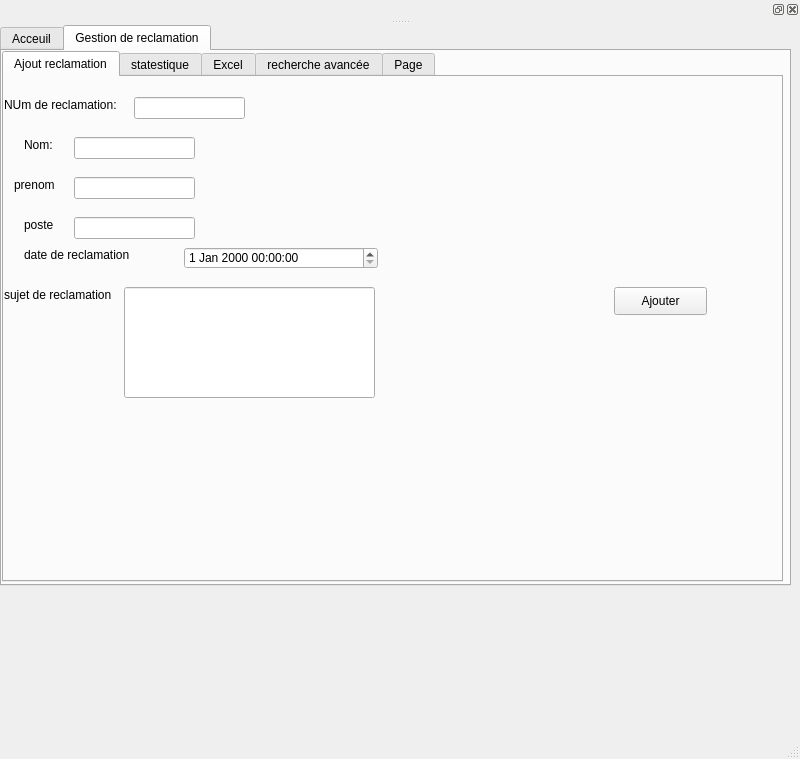
Old version of the form mainwindow.ui in the repository nourheneee/Smart_Recruting_Help_Centre_2A20.
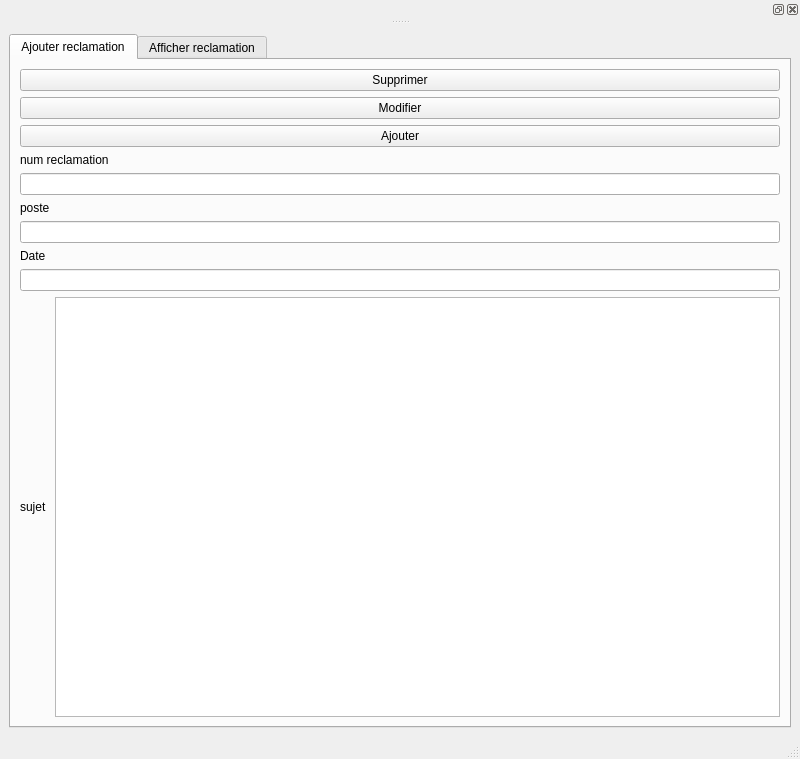
New version of the form. Icons and pictures are not drawn.

What changed in the file:
```diff
--- a/mainwindow.ui
+++ b/mainwindow.ui
@@ -14,302 +14,91 @@
    <string>MainWindow</string>
   </property>
   <widget class="QWidget" name="centralwidget">
-   <widget class="QTabWidget" name="tabWidget">
-    <property name="geometry">
-     <rect>
-      <x>0</x>
-      <y>0</y>
-      <width>791</width>
-      <height>561</height>
-     </rect>
-    </property>
-    <property name="currentIndex">
-     <number>1</number>
-    </property>
-    <widget class="QWidget" name="tab">
-     <attribute name="title">
-      <string>Acceuil</string>
-     </attribute>
-     <widget class="QLineEdit" name="lineEdit">
-      <property name="geometry">
-       <rect>
-        <x>550</x>
-        <y>220</y>
-        <width>113</width>
-        <height>22</height>
-       </rect>
-      </property>
-     </widget>
-     <widget class="QLineEdit" name="lineEdit_2">
-      <property name="geometry">
-       <rect>
-        <x>550</x>
-        <y>280</y>
-        <width>113</width>
-        <height>22</height>
-       </rect>
-      </property>
-     </widget>
-     <widget class="QLabel" name="label">
-      <property name="geometry">
-       <rect>
-        <x>410</x>
-        <y>220</y>
-        <width>71</width>
-        <height>16</height>
-       </rect>
-      </property>
-      <property name="text">
-       <string>Identifiant</string>
-      </property>
-     </widget>
-     <widget class="QLabel" name="label_2">
-      <property name="geometry">
-       <rect>
-        <x>410</x>
-        <y>290</y>
-        <width>91</width>
-        <height>16</height>
-       </rect>
-      </property>
-      <property name="text">
-       <string>Mot de passe</string>
-      </property>
-     </widget>
-     <widget class="QCommandLinkButton" name="commandLinkButton">
-      <property name="geometry">
-       <rect>
-        <x>460</x>
-        <y>350</y>
-        <width>187</width>
-        <height>41</height>
-       </rect>
-      </property>
-      <property name="text">
-       <string>Se connecter</string>
-      </property>
-     </widget>
-     <widget class="QLabel" name="label_3">
-      <property name="geometry">
-       <rect>
-        <x>470</x>
-        <y>420</y>
-        <width>141</width>
-        <height>16</height>
-       </rect>
-      </property>
-      <property name="text">
-       <string>Mot de passe oublié ?</string>
-      </property>
-     </widget>
-     <widget class="QLabel" name="label_4">
-      <property name="geometry">
-       <rect>
-        <x>470</x>
-        <y>40</y>
-        <width>56</width>
-        <height>16</height>
-       </rect>
-      </property>
-      <property name="text">
-       <string/>
-      </property>
-      <property name="pixmap">
-       <pixmap>../../Downloads/500_F_136059986_AxO3eLvDIZeDjc2UK77ci7WsZ22sap6b-removebg-preview.png</pixmap>
-      </property>
-     </widget>
-     <widget class="QLabel" name="label_5">
-      <property name="geometry">
-       <rect>
-        <x>250</x>
-        <y>-30</y>
-        <width>521</width>
-        <height>191</height>
-       </rect>
-      </property>
-      <property name="text">
-       <string/>
-      </property>
-      <property name="pixmap">
-       <pixmap>../../Downloads/500_F_136059986_AxO3eLvDIZeDjc2UK77ci7WsZ22sap6b-removebg-preview.png</pixmap>
-      </property>
-     </widget>
-    </widget>
-    <widget class="QWidget" name="tab_2">
-     <attribute name="title">
-      <string>Gestion de reclamation</string>
-     </attribute>
-     <widget class="QTabWidget" name="tabWidget_2">
-      <property name="geometry">
-       <rect>
-        <x>0</x>
-        <y>0</y>
-        <width>781</width>
-        <height>531</height>
-       </rect>
-      </property>
+   <layout class="QHBoxLayout" name="horizontalLayout">
+    <item>
+     <widget class="QTabWidget" name="tabWidget">
       <property name="currentIndex">
        <number>0</number>
       </property>
-      <widget class="QWidget" name="tab_3">
+      <widget class="QWidget" name="tab">
        <attribute name="title">
-        <string>Ajout reclamation</string>
+        <string>Ajouter reclamation</string>
        </attribute>
-       <widget class="QLabel" name="label_6">
-        <property name="geometry">
-         <rect>
-          <x>0</x>
-          <y>20</y>
-          <width>121</width>
-          <height>16</height>
-         </rect>
-        </property>
-        <property name="text">
-         <string>NUm de reclamation:</string>
-        </property>
-       </widget>
-       <widget class="QLineEdit" name="lineEdit_3">
-        <property name="geometry">
-         <rect>
-          <x>130</x>
-          <y>20</y>
-          <width>111</width>
-          <height>22</height>
-         </rect>
-        </property>
-       </widget>
-       <widget class="QLabel" name="label_7">
-        <property name="geometry">
-         <rect>
-          <x>20</x>
-          <y>60</y>
-          <width>56</width>
-          <height>16</height>
-         </rect>
-        </property>
-        <property name="text">
-         <string>Nom:</string>
-        </property>
-       </widget>
-       <widget class="QLineEdit" name="lineEdit_4">
-        <property name="geometry">
-         <rect>
-          <x>70</x>
-          <y>60</y>
-          <width>121</width>
-          <height>22</height>
-         </rect>
-        </property>
-       </widget>
-       <widget class="QLabel" name="label_8">
-        <property name="geometry">
-         <rect>
-          <x>10</x>
-          <y>100</y>
-          <width>56</width>
-          <height>16</height>
-         </rect>
-        </property>
-        <property name="text">
-         <string>prenom</string>
-        </property>
-       </widget>
-       <widget class="QLabel" name="label_10">
-        <property name="geometry">
-         <rect>
-          <x>20</x>
-          <y>140</y>
-          <width>56</width>
-          <height>16</height>
-         </rect>
-        </property>
-        <property name="text">
-         <string>poste</string>
-        </property>
-       </widget>
-       <widget class="QLineEdit" name="lineEdit_5">
-        <property name="geometry">
-         <rect>
-          <x>70</x>
-          <y>100</y>
-          <width>121</width>
-          <height>22</height>
-         </rect>
-        </property>
-       </widget>
-       <widget class="QLineEdit" name="lineEdit_6">
-        <property name="geometry">
-         <rect>
-          <x>70</x>
-          <y>140</y>
-          <width>121</width>
-          <height>22</height>
-         </rect>
-        </property>
-       </widget>
-       <widget class="QLabel" name="label_9">
-        <property name="geometry">
-         <rect>
-          <x>0</x>
-          <y>210</y>
-          <width>131</width>
-          <height>16</height>
-         </rect>
-        </property>
-        <property name="text">
-         <string>sujet de reclamation</string>
-        </property>
-       </widget>
-       <widget class="QLineEdit" name="lineEdit_7">
-        <property name="geometry">
-         <rect>
-          <x>120</x>
-          <y>210</y>
-          <width>251</width>
-          <height>111</height>
-         </rect>
-        </property>
-       </widget>
-       <widget class="QLabel" name="label_11">
-        <property name="geometry">
-         <rect>
-          <x>20</x>
-          <y>170</y>
-          <width>131</width>
-          <height>16</height>
-         </rect>
-        </property>
-        <property name="text">
-         <string>date de reclamation</string>
-        </property>
-       </widget>
-       <widget class="QDateTimeEdit" name="dateTimeEdit">
-        <property name="geometry">
-         <rect>
-          <x>180</x>
-          <y>170</y>
-          <width>194</width>
-          <height>22</height>
-         </rect>
-        </property>
-       </widget>
-       <widget class="QPushButton" name="pushButton">
-        <property name="geometry">
-         <rect>
-          <x>610</x>
-          <y>210</y>
-          <width>93</width>
-          <height>28</height>
-         </rect>
-        </property>
-        <property name="text">
-         <string>Ajouter</string>
-        </property>
-       </widget>
+       <layout class="QVBoxLayout" name="verticalLayout_2">
+        <item>
+         <layout class="QVBoxLayout" name="verticalLayout">
+          <item>
+           <widget class="QPushButton" name="pb_supprimer">
+            <property name="text">
+             <string>Supprimer</string>
+            </property>
+           </widget>
+          </item>
+          <item>
+           <widget class="QPushButton" name="pb_modifier">
+            <property name="text">
+             <string>Modifier</string>
+            </property>
+           </widget>
+          </item>
+          <item>
+           <widget class="QPushButton" name="pb_ajouter">
+            <property name="text">
+             <string>Ajouter</string>
+            </property>
+           </widget>
+          </item>
+         </layout>
+        </item>
+        <item>
+         <widget class="QLabel" name="label">
+          <property name="text">
+           <string>num reclamation</string>
+          </property>
+         </widget>
+        </item>
+        <item>
+         <widget class="QLineEdit" name="num_reclamation"/>
+        </item>
+        <item>
+         <widget class="QLabel" name="label_2">
+          <property name="text">
+           <string>poste</string>
+          </property>
+         </widget>
+        </item>
+        <item>
+         <widget class="QLineEdit" name="poste"/>
+        </item>
+        <item>
+         <widget class="QLabel" name="label_3">
+          <property name="text">
+           <string>Date</string>
+          </property>
+         </widget>
+        </item>
+        <item>
+         <widget class="QLineEdit" name="date"/>
+        </item>
+        <item>
+         <layout class="QHBoxLayout" name="horizontalLayout_2">
+          <item>
+           <widget class="QLabel" name="label_5">
+            <property name="text">
+             <string>sujet </string>
+            </property>
+           </widget>
+          </item>
+          <item>
+           <widget class="QTextEdit" name="sujet"/>
+          </item>
+         </layout>
+        </item>
+       </layout>
       </widget>
       <widget class="QWidget" name="tab_4">
        <attribute name="title">
-        <string>statestique</string>
+        <string>Afficher reclamation</string>
        </attribute>
        <widget class="QTableWidget" name="tableWidget">
         <property name="geometry">
@@ -322,24 +111,9 @@
         </property>
        </widget>
       </widget>
-      <widget class="QWidget" name="tab_5">
-       <attribute name="title">
-        <string>Excel</string>
-       </attribute>
-      </widget>
-      <widget class="QWidget" name="tab_6">
-       <attribute name="title">
-        <string>recherche avancée</string>
-       </attribute>
-      </widget>
-      <widget class="QWidget" name="tab_7">
-       <attribute name="title">
-        <string>Page</string>
-       </attribute>
-      </widget>
      </widget>
-    </widget>
-   </widget>
+    </item>
+   </layout>
   </widget>
   <widget class="QMenuBar" name="menubar">
    <property name="geometry">
```
Left out of the diff: 10 changed lines with no effect on the pictures.
